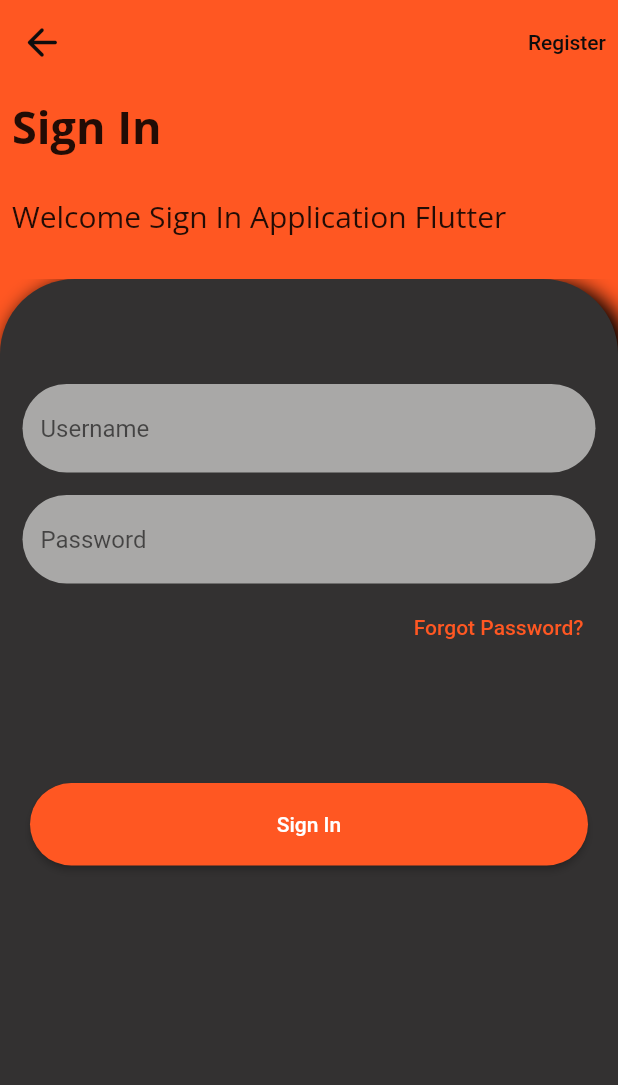
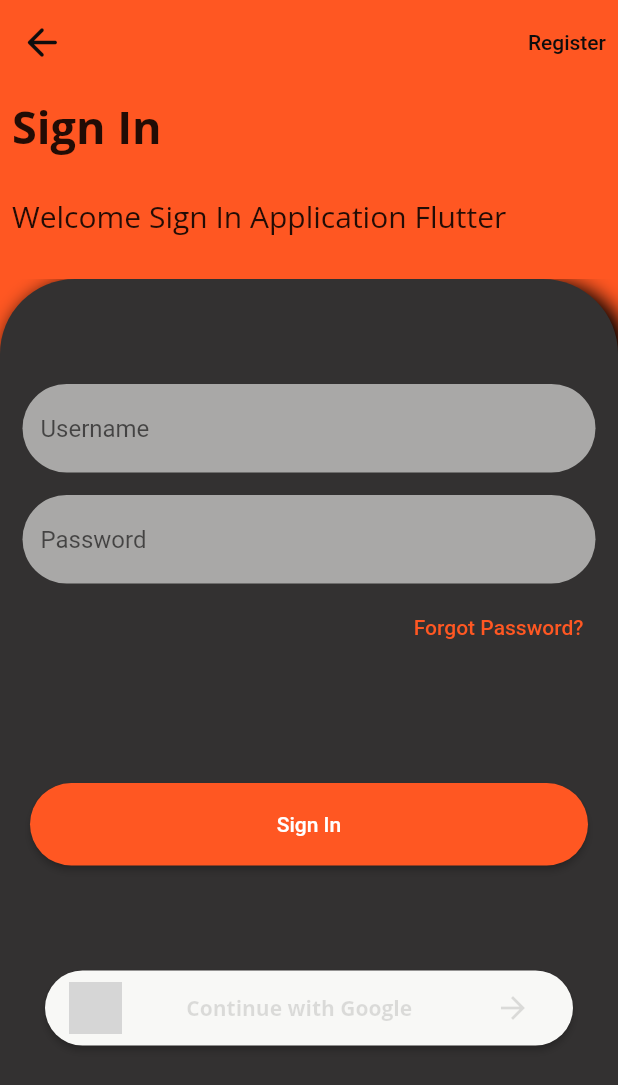
Before and after one commit to featlast/beer_app, a Flutter app: the screen it shows after launch, after a tap on "Sign In", on a phone screen of 412 x 824 dp. Shown: the top 1085 px of the screen. Run offline on Flutter 3.47's test engine with Material 2 defaults, Android fonts, the phone set to English and light mode, and no system bars; our stand-ins replace lottie; network calls fail; grey boxes are pictures that could not be loaded.

```diff
--- a/lib/src/presentation/screens/login_screen.dart
+++ b/lib/src/presentation/screens/login_screen.dart
@@ -4,15 +4,19 @@ import 'package:flutter/services.dart';
 
 import '../../utils/utils.dart';
 
-class LoginScreen extends StatelessWidget {
+class LoginScreen extends StatefulWidget {
   const LoginScreen({super.key});
 
   @override
-  Widget build(BuildContext context) {
+  State<LoginScreen> createState() => _LoginScreenState();
+}
+
+class _LoginScreenState extends State<LoginScreen> {
+  final _formLoginKey = GlobalKey<FormState>();
   TextEditingController email = TextEditingController();
   TextEditingController password = TextEditingController();
-    final _formLoginKey = GlobalKey<FormState>();
-
+  @override
+  Widget build(BuildContext context) {
     final size = MediaQuery.of(context).size;
     return Scaffold(
       backgroundColor: BeerAppColors.colorSecundary,
@@ -59,7 +63,6 @@ class LoginScreen extends StatelessWidget {
                     Padding(
                       padding: const EdgeInsets.symmetric(
                           vertical: 70, horizontal: 15),
-                      child: FocusScope(
                       child: Form(
                           key: _formLoginKey,
                           child: Column(
@@ -76,8 +79,7 @@ class LoginScreen extends StatelessWidget {
                                     Navigator.pop(context);
                                   },
                                   style: const ButtonStyle(
-                                        foregroundColor:
-                                            MaterialStatePropertyAll(
+                                      foregroundColor: MaterialStatePropertyAll(
                                           BeerAppColors.colorSecundary)),
                                   child: const Text("Forgot Password?")
                                   // TextButton.styleFrom(
@@ -110,6 +112,40 @@ class LoginScreen extends StatelessWidget {
                             ],
                           )),
                     ),
+                    Container(
+                      padding: EdgeInsets.symmetric(horizontal: 30),
+                      width: double.infinity,
+                      height: 50,
+                      child: ElevatedButton(
+                          onPressed: () {},
+                          child: Row(
+                            children: [
+                              Image.network(
+                                "https://cdn-icons-png.flaticon.com/512/300/300221.png",
+                                height: 35,
+                                width: 35,
+                              ),
+                              Spacer(),
+                              Text(
+                                "Continue with Google",
+                                style: TextStyle(
+                                    fontFamily: "OpenSans",
+                                    color: Colors.black12,
+                                    fontWeight: FontWeight.w600),
+                              ),
+                              Spacer(),
+                              IconButton(
+                                  onPressed: () {},
+                                  icon: Icon(
+                                    Icons.arrow_forward,
+                                    color: Colors.black12,
+                                  )),
+                            ],
+                          ),
+                          style: ElevatedButton.styleFrom(
+                              backgroundColor: BeerAppColors.colorWhite,
+                              shape: RoundedRectangleBorder(
+                                  borderRadius: BorderRadius.circular(50)))),
                     )
                   ],
                 ),
```
Lines whose indentation alone changed are shown as unchanged.
